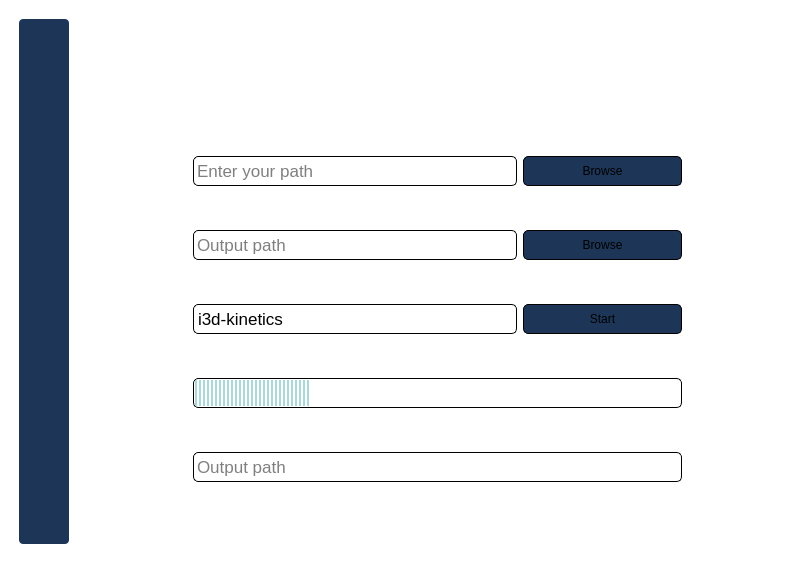
First picture: the form in Desktop App/main2.ui, repository marina-fares/Activity_recognition_application, before the edit.
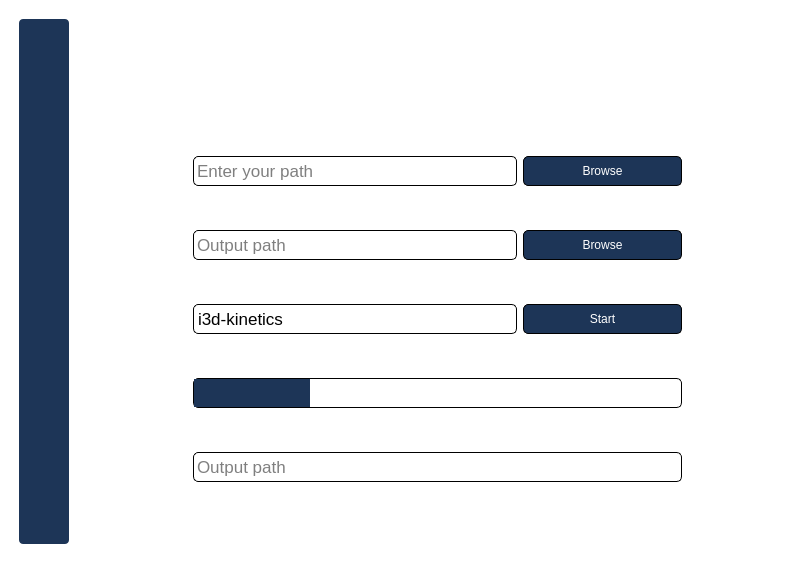
Second picture: the form after the edit. The open tabs and pages were chosen to show the change. Icons and pictures are not drawn.

Commit message: change font color

What changed in the file:
```diff
--- a/Desktop App/main2.ui
+++ b/Desktop App/main2.ui
@@ -363,16 +363,15 @@
 
 QProgressBar
 {
-    border: 2px solid grey;
     border-radius: 5px;
     text-align: center;
 }
 
 QProgressBar::chunk
 {
-    background-color: #a8dadc;
+    background-color: #1d3557;
     width: 2.15px;
-    margin: 0.5px;
+    
 }
 
 QTabBar::tab {
@@ -481,7 +480,7 @@
 }
 
 QSlider::handle:horizontal {
-    background: #a8dadc;
+    background: #1d3557;
     border: 1px solid #black;
     width: 14px;
     height: 14px;
@@ -846,7 +845,7 @@
              <property name="styleSheet">
               <string notr="true">border:1px solid black;
 border-radius: 5px;
-color:black;
+color:white;
 background-color:#1d3557;</string>
              </property>
              <property name="text">
@@ -870,7 +869,7 @@
              <property name="styleSheet">
               <string notr="true">border:1px solid black;
 border-radius: 5px;
-color:black;
+color:white;
 background-color:#1d3557;</string>
              </property>
              <property name="text">
@@ -947,7 +946,7 @@
              <property name="styleSheet">
               <string notr="true">border:1px solid black;
 border-radius: 5px;
-color:black;
+color:white;
 background-color:#1d3557;</string>
              </property>
              <property name="text">
```
Left out of the diff: 6 changed lines with no effect on the pictures.
